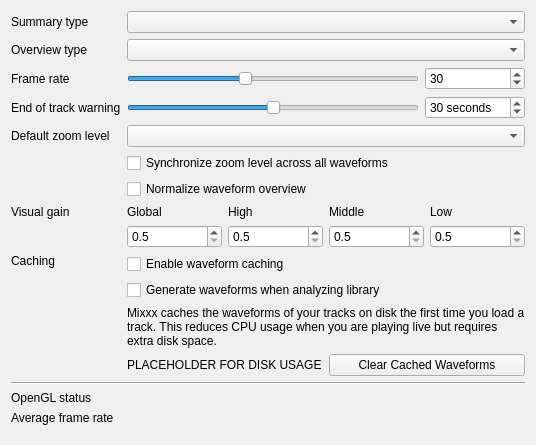
Above: src/preferences/dialog/dlgprefwaveformdlg.ui from mixxxdj/mixxx before the change. Below: the same form after it.
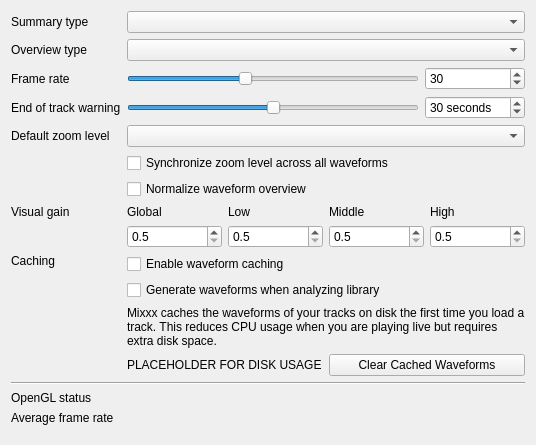
That is the form after the change.

Commit message: fix wrong label names

Patch:
```diff
--- a/src/preferences/dialog/dlgprefwaveformdlg.ui
+++ b/src/preferences/dialog/dlgprefwaveformdlg.ui
@@ -188,7 +188,7 @@
        <item row="0" column="3">
         <widget class="QLabel" name="visualGainLabel_5">
          <property name="text">
-          <string>Low</string>
+          <string>High</string>
          </property>
          <property name="alignment">
           <set>Qt::AlignLeading|Qt::AlignLeft|Qt::AlignVCenter</set>
@@ -265,7 +265,7 @@
        <item row="0" column="1">
         <widget class="QLabel" name="visualGainLabel_3">
          <property name="text">
-          <string>High</string>
+          <string>Low</string>
          </property>
          <property name="alignment">
           <set>Qt::AlignLeading|Qt::AlignLeft|Qt::AlignVCenter</set>
```
